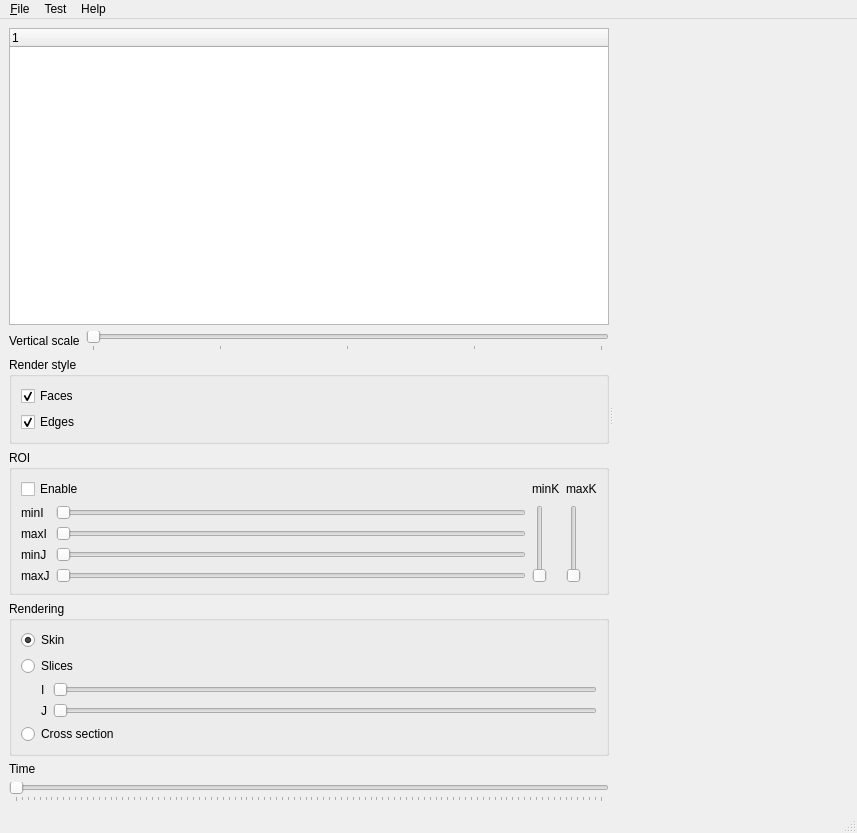
The window that development/applications/4DPrototype/4DPrototype/MainWindow.ui (ArchanaKathiresanHub/Geosigns-Be-Basin-Modelling) describes before a commit, drawn with Qt 5.
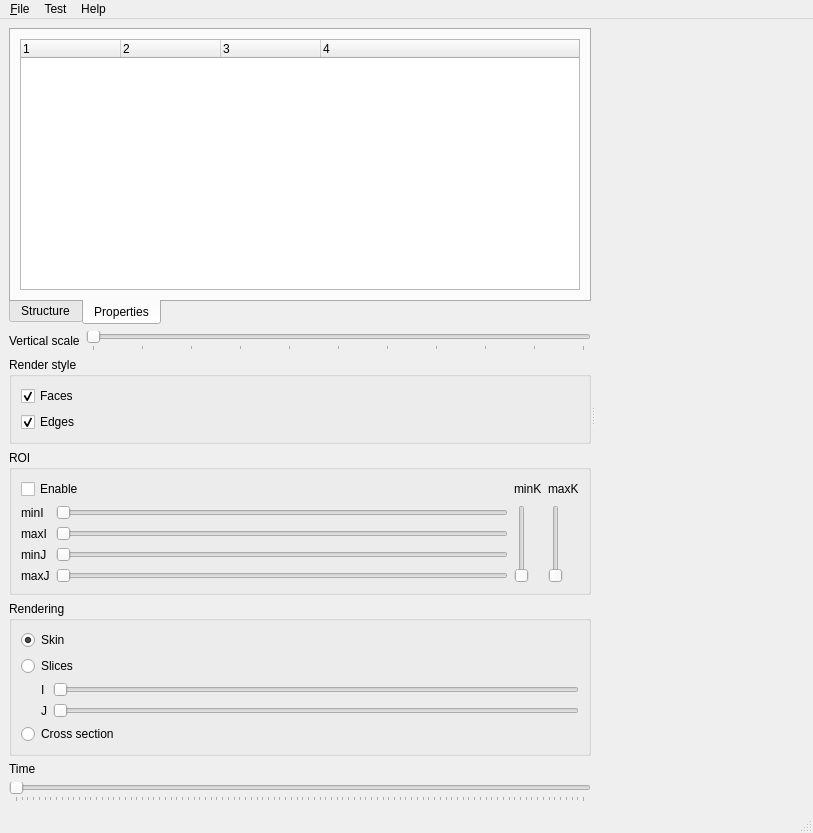
The same window after the commit. The open tabs and pages were chosen to show the change. Custom widgets are drawn as their Qt base class.

Commit message:
Added vector property class and visualization
work-items: #49737
git-tfs-id: [https://sede-pt-ce2.visualstudio.com/DefaultCollection]$/Basin Modeling/IBS/Trunk;C52812

What changed in the file:
```diff
--- a/development/applications/4DPrototype/4DPrototype/MainWindow.ui
+++ b/development/applications/4DPrototype/4DPrototype/MainWindow.ui
@@ -6,7 +6,7 @@
    <rect>
     <x>0</x>
     <y>0</y>
-    <width>857</width>
+    <width>813</width>
     <height>833</height>
    </rect>
   </property>
@@ -14,7 +14,7 @@
    <string>MainWindow</string>
   </property>
   <widget class="QWidget" name="centralwidget">
-   <layout class="QHBoxLayout" name="horizontalLayout_3">
+   <layout class="QVBoxLayout" name="verticalLayout_5">
     <item>
      <widget class="QSplitter" name="splitter">
       <property name="orientation">
@@ -23,6 +23,19 @@
       <widget class="QWidget" name="layoutWidget">
        <layout class="QVBoxLayout" name="verticalLayout_4">
         <item>
+         <widget class="QTabWidget" name="tabWidget">
+          <property name="tabPosition">
+           <enum>QTabWidget::South</enum>
+          </property>
+          <property name="currentIndex">
+           <number>0</number>
+          </property>
+          <widget class="QWidget" name="tab">
+           <attribute name="title">
+            <string>Structure</string>
+           </attribute>
+           <layout class="QVBoxLayout" name="verticalLayout">
+            <item>
          <widget class="QTreeWidget" name="treeWidget">
           <property name="sizePolicy">
            <sizepolicy hsizetype="Preferred" vsizetype="Expanding">
@@ -30,11 +43,52 @@
             <verstretch>0</verstretch>
            </sizepolicy>
           </property>
+              <attribute name="headerVisible">
+               <bool>false</bool>
+              </attribute>
           <column>
            <property name="text">
             <string notr="true">1</string>
            </property>
           </column>
+             </widget>
+            </item>
+           </layout>
+          </widget>
+          <widget class="QWidget" name="tab_2">
+           <attribute name="title">
+            <string>Properties</string>
+           </attribute>
+           <layout class="QVBoxLayout" name="verticalLayout_6">
+            <item>
+             <widget class="QTreeWidget" name="treeWidgetProperties">
+              <property name="columnCount">
+               <number>4</number>
+              </property>
+              <column>
+               <property name="text">
+                <string notr="true">1</string>
+               </property>
+              </column>
+              <column>
+               <property name="text">
+                <string notr="true">2</string>
+               </property>
+              </column>
+              <column>
+               <property name="text">
+                <string notr="true">3</string>
+               </property>
+              </column>
+              <column>
+               <property name="text">
+                <string notr="true">4</string>
+               </property>
+              </column>
+             </widget>
+            </item>
+           </layout>
+          </widget>
          </widget>
         </item>
         <item>
@@ -49,10 +103,10 @@
           <item>
            <widget class="QSlider" name="sliderVerticalScale">
             <property name="minimum">
-             <number>1</number>
+             <number>0</number>
             </property>
             <property name="maximum">
-             <number>5</number>
+             <number>10</number>
             </property>
             <property name="pageStep">
              <number>1</number>
@@ -101,6 +155,9 @@
         </item>
         <item>
          <widget class="QGroupBox" name="groupBoxROI">
+          <property name="enabled">
+           <bool>true</bool>
+          </property>
           <property name="title">
            <string>ROI</string>
           </property>
@@ -326,7 +383,7 @@
     <rect>
      <x>0</x>
      <y>0</y>
-     <width>857</width>
+     <width>813</width>
      <height>21</height>
     </rect>
    </property>
```
Lines whose indentation alone changed are shown as unchanged. The commit also changes 8 other files.
